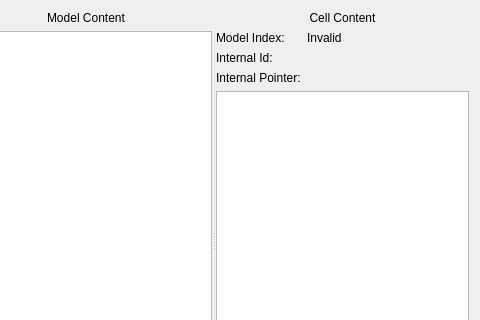
Old version of the form plugins/modelinspector/modelinspectorwidget.ui in the repository KDAB/GammaRay; both pictures show x 308 to 788 and y 0 to 320 of the 788 by 479 pixel window.
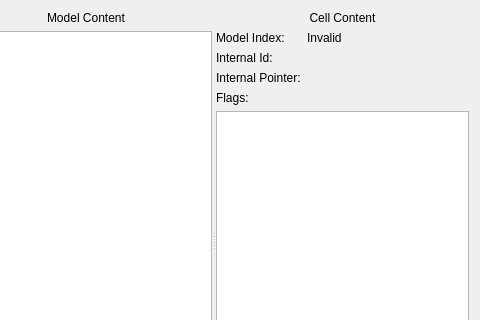
New version of the form. Custom widgets are drawn as their Qt base class.

Commit message:
Show flags of selected cell
Also, rework the cell data transfer a bit, fixes a few cases of the cell
data going out of sync with selection.

```diff
--- a/plugins/modelinspector/modelinspectorwidget.ui
+++ b/plugins/modelinspector/modelinspectorwidget.ui
@@ -152,6 +152,16 @@
            </property>
           </widget>
          </item>
+         <item row="3" column="0">
+          <widget class="QLabel" name="label_7">
+           <property name="text">
+            <string>Flags:</string>
+           </property>
+          </widget>
+         </item>
+         <item row="3" column="1">
+          <widget class="QLabel" name="flagsLabel"/>
+         </item>
         </layout>
        </item>
        <item>
```
The commit also changes 5 other files.
